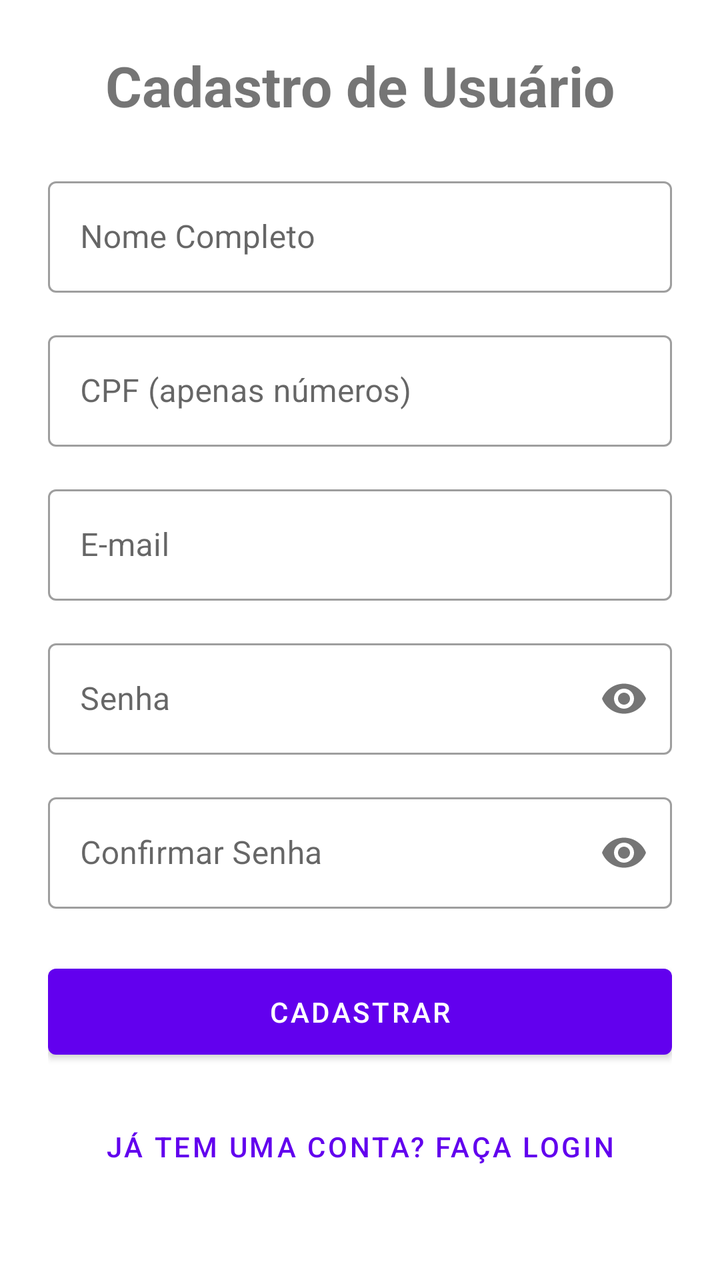
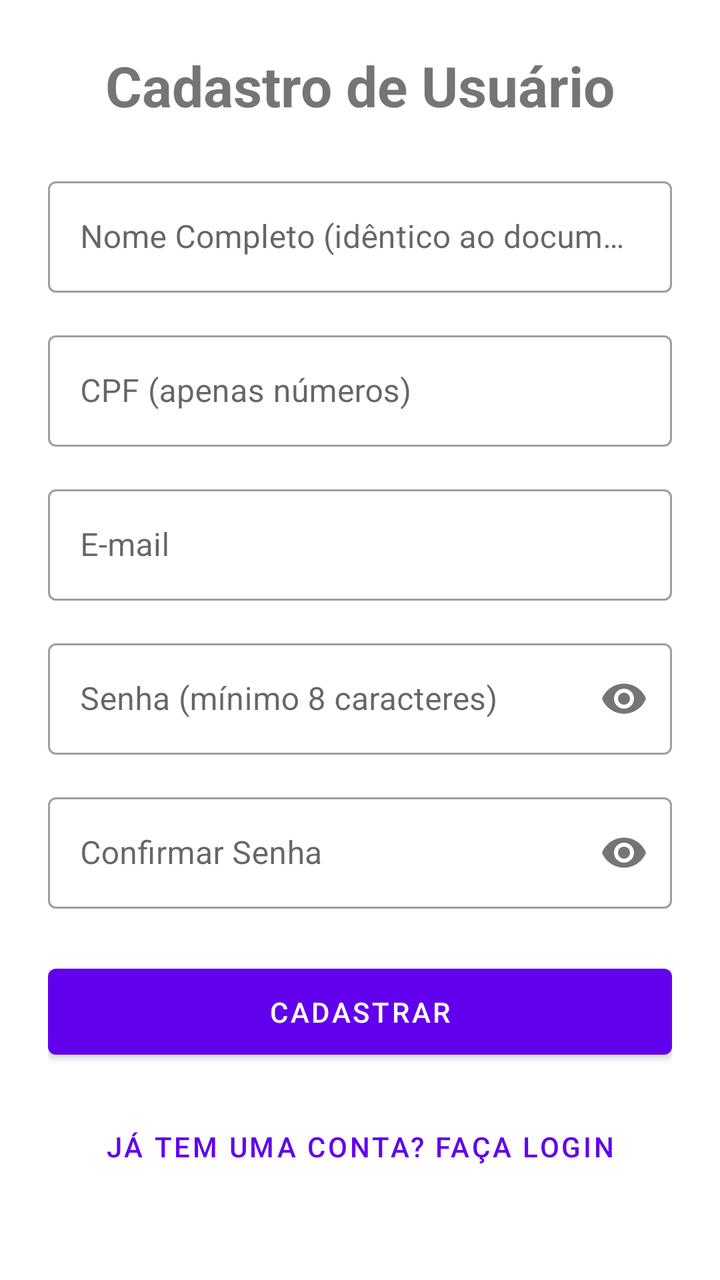

Two renders of the same Android screen: before a commit and after it. Below are the layout's source before the change and the commit's diff.
<!-- AndroidManifest.xml: activity theme Theme.IBGE -->
<!-- res/layout/activity_register.xml -->
<?xml version="1.0" encoding="utf-8"?>
<ScrollView xmlns:android="http://schemas.android.com/apk/res/android"
    xmlns:app="http://schemas.android.com/apk/res-auto"
    android:layout_width="match_parent"
    android:layout_height="match_parent"
    android:fillViewport="true">

    <LinearLayout
        android:layout_width="match_parent"
        android:layout_height="wrap_content"
        android:orientation="vertical"
        android:padding="24dp"
        android:gravity="center_horizontal">

        <TextView
            android:layout_width="wrap_content"
            android:layout_height="wrap_content"
            android:text="Cadastro de Usuário"
            android:textSize="28sp"
            android:textStyle="bold"
            android:layout_marginBottom="24dp" />

        <com.google.android.material.textfield.TextInputLayout
            android:layout_width="match_parent"
            android:layout_height="wrap_content"
            android:hint="Nome Completo"
            style="@style/Widget.MaterialComponents.TextInputLayout.OutlinedBox"
            android:layout_marginBottom="16dp">

            <com.google.android.material.textfield.TextInputEditText
                android:id="@+id/etName"
                android:layout_width="match_parent"
                android:layout_height="wrap_content"
                android:inputType="textPersonName"
                android:maxLines="1" />
        </com.google.android.material.textfield.TextInputLayout>

        <com.google.android.material.textfield.TextInputLayout
            android:layout_width="match_parent"
            android:layout_height="wrap_content"
            android:hint="CPF (apenas números)"
            style="@style/Widget.MaterialComponents.TextInputLayout.OutlinedBox"
            android:layout_marginBottom="16dp">

            <com.google.android.material.textfield.TextInputEditText
                android:id="@+id/etCpfRegister"
                android:layout_width="match_parent"
                android:layout_height="wrap_content"
                android:inputType="number"
                android:maxLength="11"
                android:maxLines="1" />
        </com.google.android.material.textfield.TextInputLayout>

        <com.google.android.material.textfield.TextInputLayout
            android:layout_width="match_parent"
            android:layout_height="wrap_content"
            android:hint="E-mail"
            style="@style/Widget.MaterialComponents.TextInputLayout.OutlinedBox"
            android:layout_marginBottom="16dp">

            <com.google.android.material.textfield.TextInputEditText
                android:id="@+id/etEmail"
                android:layout_width="match_parent"
                android:layout_height="wrap_content"
                android:inputType="textEmailAddress"
                android:maxLines="1" />
        </com.google.android.material.textfield.TextInputLayout>

        <com.google.android.material.textfield.TextInputLayout
            android:layout_width="match_parent"
            android:layout_height="wrap_content"
            android:hint="Senha"
            style="@style/Widget.MaterialComponents.TextInputLayout.OutlinedBox"
            app:passwordToggleEnabled="true"
            android:layout_marginBottom="16dp">

            <com.google.android.material.textfield.TextInputEditText
                android:id="@+id/etPasswordRegister"
                android:layout_width="match_parent"
                android:layout_height="wrap_content"
                android:inputType="textPassword"
                android:maxLines="1" />
        </com.google.android.material.textfield.TextInputLayout>

        <com.google.android.material.textfield.TextInputLayout
            android:layout_width="match_parent"
            android:layout_height="wrap_content"
            android:hint="Confirmar Senha"
            style="@style/Widget.MaterialComponents.TextInputLayout.OutlinedBox"
            app:passwordToggleEnabled="true"
            android:layout_marginBottom="24dp">

            <com.google.android.material.textfield.TextInputEditText
                android:id="@+id/etConfirmPassword"
                android:layout_width="match_parent"
                android:layout_height="wrap_content"
                android:inputType="textPassword"
                android:maxLines="1" />
        </com.google.android.material.textfield.TextInputLayout>

        <com.google.android.material.button.MaterialButton
            android:id="@+id/btnRegister"
            android:layout_width="match_parent"
            android:layout_height="wrap_content"
            android:text="Cadastrar"
            android:padding="12dp"
            android:layout_marginBottom="16dp" />

        <com.google.android.material.button.MaterialButton
            android:id="@+id/btnBackLogin"
            android:layout_width="match_parent"
            android:layout_height="wrap_content"
            android:text="Já tem uma conta? Faça login"
            style="@style/Widget.MaterialComponents.Button.TextButton" />

    </LinearLayout>
</ScrollView>
<!-- resources referenced by this layout -->
<resources>
  <style name="Theme.IBGE" parent="Theme.MaterialComponents.DayNight.NoActionBar" />
</resources>

<!-- the commit's change to res/layout/activity_register.xml (unified diff, before → after) -->
@@ -23,7 +23,7 @@
         <com.google.android.material.textfield.TextInputLayout
             android:layout_width="match_parent"
             android:layout_height="wrap_content"
-            android:hint="Nome Completo"
+            android:hint="Nome Completo (idêntico ao documento) "
             style="@style/Widget.MaterialComponents.TextInputLayout.OutlinedBox"
             android:layout_marginBottom="16dp">
 
@@ -69,7 +69,7 @@
         <com.google.android.material.textfield.TextInputLayout
             android:layout_width="match_parent"
             android:layout_height="wrap_content"
-            android:hint="Senha"
+            android:hint="Senha (mínimo 8 caracteres)"
             style="@style/Widget.MaterialComponents.TextInputLayout.OutlinedBox"
             app:passwordToggleEnabled="true"
             android:layout_marginBottom="16dp">
